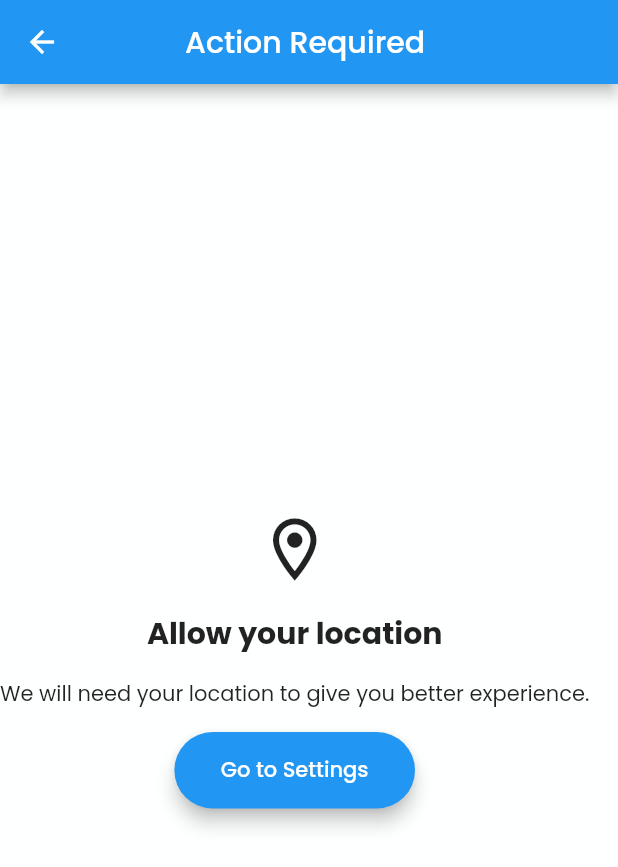
After one commit to sbareli/swinkk-dev, a Flutter app: the NoLocationScreen screen opened directly, on a phone screen of 412 x 824 dp. The commit adds this screen. Shown: the top 867 px of the screen. Run offline on Flutter 3.47's test engine with Material 2 defaults, Android fonts, the phone set to English and light mode, and no system bars; our stand-ins replace cloud_firestore, firebase_auth, firebase_core, firebase_messaging, geocoding, geolocator and 4 more; missing offline and left inert: devicelocale, flutter_facebook_auth, flutter_google_places, google_api_headers, google_maps_webservice, hexagon; accounts and stored records are empty.

```diff
--- a/lib/common/utils/static_decoration.dart
+++ b/lib/common/utils/static_decoration.dart
@@ -2,8 +2,7 @@ import 'package:flutter/material.dart';
 
 // Padding
 const EdgeInsets horizonatal20 = EdgeInsets.symmetric(horizontal: 20);
-EdgeInsets customVerticalHorizontal20({double vertical = 0}) =>
-    EdgeInsets.symmetric(horizontal: 20, vertical: vertical);
+EdgeInsets customVerticalHorizontal20({double vertical = 0}) => EdgeInsets.symmetric(horizontal: 20, vertical: vertical);
 
 // Sizedbox
 SizedBox customWidth(double width) => SizedBox(width: width);
@@ -17,8 +16,7 @@ const SizedBox height15 = SizedBox(height: 15);
 const SizedBox height16 = SizedBox(height: 16);
 const SizedBox height20 = SizedBox(height: 20);
 
-BorderRadius circularBorderRadius(double radius) =>
-    BorderRadius.circular(radius);
+BorderRadius circularBorderRadius(double radius) => BorderRadius.circular(radius);
 BorderRadius circular5BorderRadius = BorderRadius.circular(4);
 BorderRadius circular8BorderRadius = BorderRadius.circular(8);
 BorderRadius circular10BorderRadius = BorderRadius.circular(10);
--- a/lib/screens/authentication/registration/registration_screen.dart
+++ b/lib/screens/authentication/registration/registration_screen.dart
@@ -90,7 +90,6 @@ class RegistrationScreen extends GetView<RegistrationScreenController> {
                     ),
                     TextFormField(
                       controller: controller.location,
-                      validator: (String? value) => value == null || value.isEmpty ? 'Home location is required' : null,
                       decoration: InputDecoration(
                         hintText: 'Home Location',
                         isDense: true,
--- a/lib/screens/authentication/sign_in/sign_in_screen.dart
+++ b/lib/screens/authentication/sign_in/sign_in_screen.dart
@@ -104,7 +104,7 @@ class SignInScreen extends GetView<AuthController> {
                       Row(
                         mainAxisAlignment: MainAxisAlignment.center,
                         children: <Widget>[
-                          Text('dontHaveAnAccount'.tr),
+                          const Text('Dont have an account? '),
                           GestureDetector(
                             onTap: () {
                               Get.to(
@@ -114,7 +114,7 @@ class SignInScreen extends GetView<AuthController> {
                               // Navigator.of(context).pushNamed(RouteList.register);
                             },
                             child: Text(
-                              ' signUp'.tr,
+                              'Sign Up',
                               style: TextStyle(color: Constants.blue, fontWeight: FontWeight.bold, fontSize: 13),
                             ),
                           ),
--- /dev/null
+++ b/lib/screens/no_permissions/location_permission_screen.dart
@@ -0,0 +1,66 @@
+import 'package:flutter/material.dart';
+import 'package:swiftlink/common/utils/colors.dart';
+import 'package:swiftlink/common/utils/static_decoration.dart';
+import 'package:permission_handler/permission_handler.dart';
+
+class NoLocationScreen extends StatefulWidget {
+  const NoLocationScreen({Key? key}) : super(key: key);
+
+  @override
+  State<NoLocationScreen> createState() => _NoLocationScreenState();
+}
+
+class _NoLocationScreenState extends State<NoLocationScreen> {
+  @override
+  Widget build(BuildContext context) {
+    return Scaffold(
+      appBar: AppBar(
+        title: const Text('Action Required '),
+        centerTitle: true,
+      ),
+      body: Column(
+        mainAxisAlignment: MainAxisAlignment.center,
+        crossAxisAlignment: CrossAxisAlignment.center,
+        children: <Widget>[
+          const Icon(
+            Icons.location_on_outlined,
+            size: 50,
+          ),
+          height16,
+          const Text(
+            'Allow your location',
+            style: TextStyle(
+              fontSize: 20,
+              fontWeight: FontWeight.bold,
+            ),
+          ),
+          height15,
+          const Text(
+            'We will need your location to give you better experience.',
+            textAlign: TextAlign.center,
+          ),
+          height15,
+          ElevatedButton(
+            onPressed: () async {
+              await openAppSettings();
+            },
+            style: ButtonStyle(
+              backgroundColor: MaterialStateProperty.all(
+                Colors.blue,
+              ),
+            ),
+            child: const Padding(
+              padding: EdgeInsets.all(15.0),
+              child: Text(
+                'Go to Settings',
+                style: TextStyle(
+                  color: whiteColor,
+                ),
+              ),
+            ),
+          ),
+        ],
+      ),
+    );
+  }
+}
--- a/pubspec.yaml
+++ b/pubspec.yaml
@@ -58,6 +58,9 @@ dependencies:
   get: ^4.6.5
   get_storage: ^2.0.3
   flutter_svg: ^1.1.5
+  geolocator: ^9.0.2
+  permission_handler: ^10.2.0
+  geocoding: ^2.0.4
 
 dev_dependencies:
   flutter_test:
```
Also changed, not shown: lib/screens/authentication/registration/registration_screen_controller.dart (+18 -0 lines), lib/services/locale_service.dart (+20 -0 lines), pubspec.lock, 1 other file.
